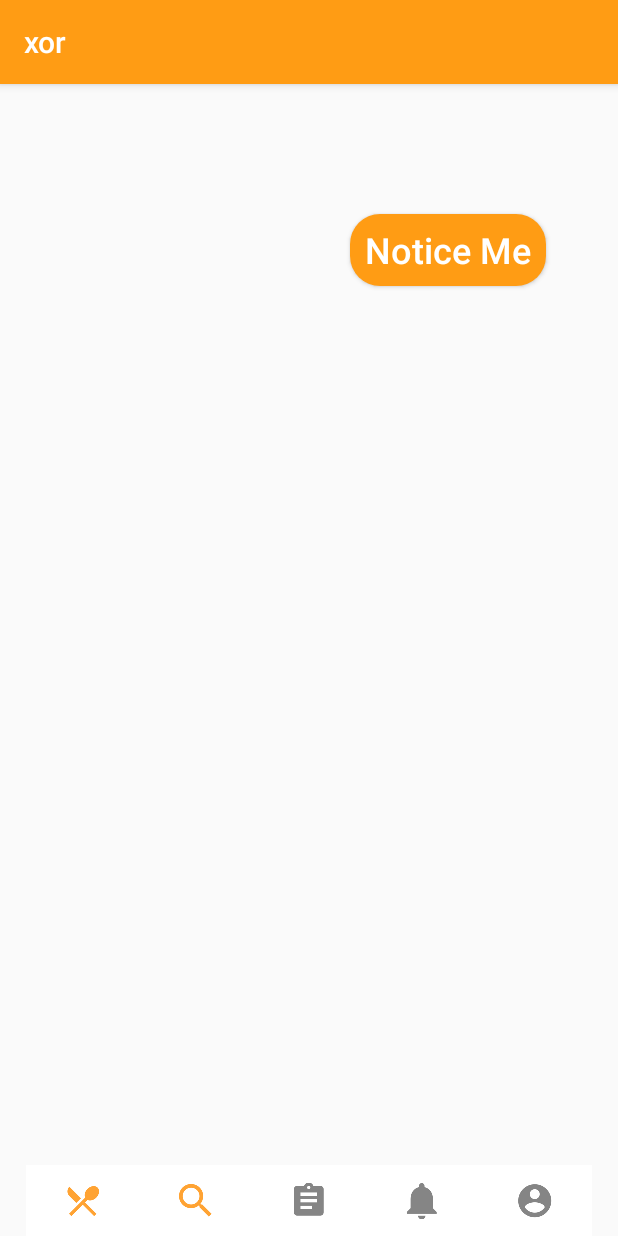
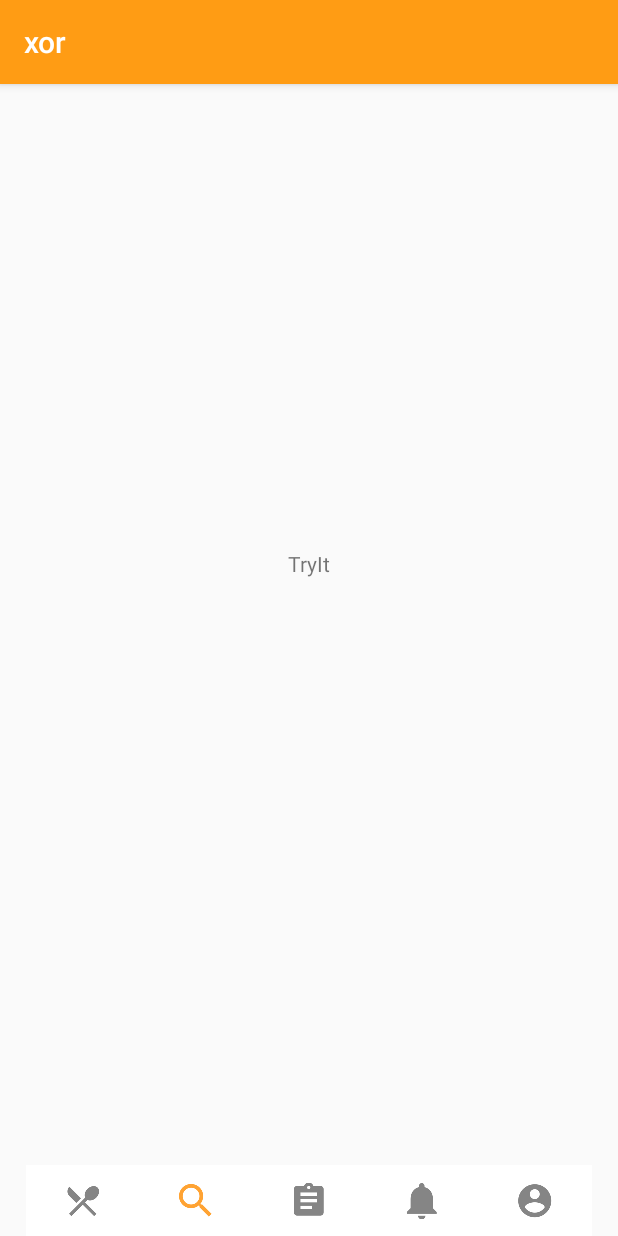
Before and after one commit to ftelnov/flowless, an Android app: the screen it shows after launch (MainActivity), after a tap on an icon or button, on a phone screen of 412 x 824 dp. Run offline under Robolectric (Android 15) with nearby library versions, the phone set to English and light mode, and no system bars; 2 other taps on this screen came first.

Commit message:
Полностью переработана нижняя менюшка, теперь она не тормозит. Использованы динамические фрагменты. Далее в плане: реализовать Map для оптимизации меню.

```diff
--- a/app/build.gradle
+++ b/app/build.gradle
@@ -22,6 +22,7 @@ dependencies {
     implementation fileTree(dir: 'libs', include: ['*.jar'])
     implementation 'com.android.support:appcompat-v7:28.0.0'
     implementation 'com.android.support.constraint:constraint-layout:1.1.3'
+    implementation 'com.android.support:support-v4:28.0.0'
     testImplementation 'junit:junit:4.12'
     androidTestImplementation 'com.android.support.test:runner:1.0.2'
     androidTestImplementation 'com.android.support.test.espresso:espresso-core:3.0.2'
--- a/app/src/main/AndroidManifest.xml
+++ b/app/src/main/AndroidManifest.xml
@@ -18,7 +18,6 @@
                 <category android:name="android.intent.category.LAUNCHER" />
             </intent-filter>
         </activity>
-        <activity android:name=".Search"></activity>
     </application>
 
 </manifest>
--- /dev/null
+++ b/app/src/main/java/com/example/sirius/rs/FoodFragment.java
@@ -0,0 +1,19 @@
+package com.example.sirius.rs;
+
+import android.os.Bundle;
+import android.support.v4.app.Fragment;
+import android.view.LayoutInflater;
+import android.view.View;
+import android.view.ViewGroup;
+import android.widget.Button;
+
+
+public class FoodFragment extends Fragment {
+    public View onCreateView(LayoutInflater inflater, ViewGroup container,
+                             Bundle savedInstanceState) {
+        View view = inflater.inflate(R.layout.fragment_food,
+                container, false);
+        Button but = (Button) view.findViewById(R.id.buttontest);
+        return view;
+    }
+}
--- /dev/null
+++ b/app/src/main/java/com/example/sirius/rs/FoodListFragment.java
@@ -0,0 +1,17 @@
+package com.example.sirius.rs;
+
+
+import android.os.Bundle;
+import android.support.v4.app.Fragment;
+import android.view.LayoutInflater;
+import android.view.View;
+import android.view.ViewGroup;
+
+public class FoodListFragment extends Fragment {
+    @Override
+    public View onCreateView(LayoutInflater inflater, ViewGroup container,
+                             Bundle savedInstanceState) {
+        return inflater.inflate(R.layout.fragment_food_list, container, false);
+    }
+
+}
--- a/app/src/main/java/com/example/sirius/rs/MainActivity.java
+++ b/app/src/main/java/com/example/sirius/rs/MainActivity.java
@@ -1,6 +1,10 @@
 package com.example.sirius.rs;
 
 import android.content.Context;
+import android.content.Intent;
+import android.support.v4.app.Fragment;
+import android.support.v4.app.FragmentManager;
+import android.support.v4.app.FragmentTransaction;
 import android.support.v7.app.AppCompatActivity;
 import android.os.Bundle;
 import android.widget.Button;
@@ -21,73 +25,84 @@ public class MainActivity extends AppCompatActivity {
 
     @Override
     protected void onCreate(Bundle savedInstanceState) {
-        initw();
         setRequestedOrientation(ActivityInfo.SCREEN_ORIENTATION_PORTRAIT);
         super.onCreate(savedInstanceState);
+        //Fragments
+        final FragmentManager fragmentManager = getSupportFragmentManager();
+        final FoodFragment foodFragment = new FoodFragment();
+        final SearchFragment searchFragment = new SearchFragment();
+        final ProfileFragment profileFragment = new ProfileFragment();
+        final FoodListFragment foodlistFragment = new FoodListFragment();
+        final NotificationFragment notificationFragment = new NotificationFragment();
+
         setContentView(R.layout.activity_main);
-        final Button but = (Button) findViewById(R.id.button);
+
+        //Menu
+        final ImageButton food_but = (ImageButton) findViewById(R.id.foodbutton);
         final ImageButton search_but = (ImageButton) findViewById(R.id.searchbutton);
+        final ImageButton profile_but = (ImageButton) findViewById(R.id.profilebutton);
+        final ImageButton notif_but = (ImageButton) findViewById(R.id.notificationbutton);
+        final ImageButton listfood_but = (ImageButton) findViewById(R.id.foodlistbutton);
+
+        //transaction
+        fragmentManager.beginTransaction().replace(R.id.container, foodFragment).commit();
+        food_but.setOnClickListener(new OnClickListener() {
+            @Override
+            public void onClick(View v) {
+                search_but.setImageResource(R.drawable.search_dark);
+                profile_but.setImageResource(R.drawable.profile_dark);
+                notif_but.setImageResource(R.drawable.notif_dark);
+                listfood_but.setImageResource(R.drawable.listfood_dark);
+                food_but.setImageResource(R.drawable.food_light);
+                fragmentManager.beginTransaction().replace(R.id.container, foodFragment).addToBackStack(null).commit();
+            }
+        });
         search_but.setOnClickListener(new OnClickListener() {
             @Override
             public void onClick(View v) {
                 search_but.setImageResource(R.drawable.search_light);
+                profile_but.setImageResource(R.drawable.profile_dark);
+                notif_but.setImageResource(R.drawable.notif_dark);
+                listfood_but.setImageResource(R.drawable.listfood_dark);
+                food_but.setImageResource(R.drawable.food_dark);
+                fragmentManager.beginTransaction().replace(R.id.container, searchFragment).addToBackStack(null).commit();
             }
         });
-        final ImageButton profile_but = (ImageButton) findViewById(R.id.profilebutton);
+
         profile_but.setOnClickListener(new OnClickListener() {
             @Override
             public void onClick(View v) {
+                search_but.setImageResource(R.drawable.search_dark);
                 profile_but.setImageResource(R.drawable.profile_light);
+                notif_but.setImageResource(R.drawable.notif_dark);
+                listfood_but.setImageResource(R.drawable.listfood_dark);
+                food_but.setImageResource(R.drawable.food_dark);
+                fragmentManager.beginTransaction().replace(R.id.container, profileFragment).addToBackStack(null).commit();
             }
         });
-        final ImageButton notif_but = (ImageButton) findViewById(R.id.notificationbutton);
+
         notif_but.setOnClickListener(new OnClickListener() {
             @Override
             public void onClick(View v) {
+                search_but.setImageResource(R.drawable.search_dark);
+                profile_but.setImageResource(R.drawable.profile_dark);
                 notif_but.setImageResource(R.drawable.notif_light);
+                listfood_but.setImageResource(R.drawable.listfood_dark);
+                food_but.setImageResource(R.drawable.food_dark);
+                fragmentManager.beginTransaction().replace(R.id.container, notificationFragment).addToBackStack(null).commit();
             }
         });
-        final ImageButton food_but = (ImageButton) findViewById(R.id.foodbutton);
-        food_but.setOnClickListener(new OnClickListener() {
-            @Override
-            public void onClick(View v) {
-                food_but.setImageResource(R.drawable.food_light);
-            }
-        });
-        final ImageButton listfood_but = (ImageButton) findViewById(R.id.foodlistbutton);
         listfood_but.setOnClickListener(new OnClickListener() {
             @Override
             public void onClick(View v) {
+                search_but.setImageResource(R.drawable.search_dark);
+                profile_but.setImageResource(R.drawable.profile_dark);
+                notif_but.setImageResource(R.drawable.notif_dark);
                 listfood_but.setImageResource(R.drawable.listfood_light);
-            }
-        });
-        but.setOnClickListener(new OnClickListener() {
-            public void onClick(View v) {
-                if (flag) {
-                    try {
-                        mediaPlayer.start();
-                    } catch (IllegalStateException e) {
-                        mediaPlayer.pause();
-                    }
-                    mediaPlayer.start();
-                } else {
-                    try {
-                        mediaPlayer_1.start();
-                    } catch (IllegalStateException e) {
-                        mediaPlayer_1.pause();
-                    }
-                    mediaPlayer_1.start();
-                }
-                flag = !flag;
-                Toast toast = Toast.makeText(getApplicationContext(),
-                        "Oh, senpaaaaaai:3", Toast.LENGTH_SHORT);
-                toast.show();
+                food_but.setImageResource(R.drawable.food_dark);
+                fragmentManager.beginTransaction().replace(R.id.container, foodlistFragment).addToBackStack(null).commit();
             }
         });
     }
 
-    public void initw() {
-        mediaPlayer = (MediaPlayer) MediaPlayer.create(this, R.raw.oh);
-        mediaPlayer_1 = (MediaPlayer) MediaPlayer.create(this, R.raw.yeah);
-    }
 }
--- /dev/null
+++ b/app/src/main/java/com/example/sirius/rs/NotificationFragment.java
@@ -0,0 +1,18 @@
+package com.example.sirius.rs;
+
+
+import android.os.Bundle;
+import android.support.v4.app.Fragment;
+import android.view.LayoutInflater;
+import android.view.View;
+import android.view.ViewGroup;
+
+
+public class NotificationFragment extends Fragment {
+    @Override
+    public View onCreateView(LayoutInflater inflater, ViewGroup container,
+                             Bundle savedInstanceState) {
+        return inflater.inflate(R.layout.fragment_notification, container, false);
+    }
+
+}
--- /dev/null
+++ b/app/src/main/java/com/example/sirius/rs/ProfileFragment.java
@@ -0,0 +1,18 @@
+package com.example.sirius.rs;
+
+
+import android.os.Bundle;
+import android.support.v4.app.Fragment;
+import android.view.LayoutInflater;
+import android.view.View;
+import android.view.ViewGroup;
+
+
+public class ProfileFragment extends Fragment {
+    @Override
+    public View onCreateView(LayoutInflater inflater, ViewGroup container,
+                             Bundle savedInstanceState) {
+        return inflater.inflate(R.layout.fragment_profile, container, false);
+    }
+
+}
--- /dev/null
+++ b/app/src/main/java/com/example/sirius/rs/SearchFragment.java
@@ -0,0 +1,18 @@
+package com.example.sirius.rs;
+
+
+import android.os.Bundle;
+import android.support.v4.app.Fragment;
+import android.view.LayoutInflater;
+import android.view.View;
+import android.view.ViewGroup;
+
+public class SearchFragment extends Fragment {
+    @Override
+    public View onCreateView(LayoutInflater inflater, ViewGroup container,
+                             Bundle savedInstanceState) {
+        // Inflate the layout for this fragment
+        return inflater.inflate(R.layout.fragment_search, container, false);
+    }
+
+}
--- a/app/src/main/res/layout/activity_main.xml
+++ b/app/src/main/res/layout/activity_main.xml
@@ -7,27 +7,9 @@
     tools:context=".MainActivity"
     tools:layout_editor_absoluteY="81dp">
 
-    <Button
-        android:id="@+id/button"
-        style="@style/ButtonMain"
-        android:layout_width="wrap_content"
-        android:layout_height="wrap_content"
-        android:layout_marginStart="40dp"
-        android:layout_marginEnd="37dp"
-        android:paddingLeft="10dp"
-        android:paddingRight="10dp"
-        android:text="Notice Me"
-        android:textAppearance="@style/TextAppearance.AppCompat.Button"
-        android:textColor="@color/white"
-        android:textSize="24sp"
-        app:layout_constraintBottom_toBottomOf="parent"
-        app:layout_constraintEnd_toEndOf="parent"
-        app:layout_constraintHorizontal_bias="0.949"
-        app:layout_constraintStart_toStartOf="parent"
-        app:layout_constraintTop_toTopOf="parent"
-        app:layout_constraintVertical_bias="0.12" />
 
     <LinearLayout
+        android:id="@+id/linearLayout"
         android:layout_width="377dp"
         android:layout_height="47dp"
         android:background="@android:color/background_light"
@@ -42,7 +24,7 @@
             android:layout_height="match_parent"
             android:layout_weight="1"
             android:background="@color/white"
-            app:srcCompat="@drawable/food_dark" />
+            app:srcCompat="@drawable/food_light" />
 
         <ImageButton
             android:id="@+id/searchbutton"
@@ -79,4 +61,20 @@
 
     </LinearLayout>
 
+    <android.support.constraint.ConstraintLayout
+        android:layout_width="381dp"
+        android:layout_height="465dp"
+        android:layout_marginStart="8dp"
+        android:layout_marginTop="8dp"
+        android:layout_marginEnd="8dp"
+        android:layout_marginBottom="8dp"
+        android:id="@+id/container"
+        app:layout_constraintBottom_toTopOf="@+id/linearLayout"
+        app:layout_constraintEnd_toEndOf="parent"
+        app:layout_constraintStart_toStartOf="parent"
+        app:layout_constraintTop_toTopOf="parent">
+
+    </android.support.constraint.ConstraintLayout>
+
+
 </android.support.constraint.ConstraintLayout>
--- /dev/null
+++ b/app/src/main/res/layout/fragment_search.xml
@@ -0,0 +1,21 @@
+<?xml version="1.0" encoding="utf-8"?>
+<android.support.constraint.ConstraintLayout xmlns:android="http://schemas.android.com/apk/res/android"
+    xmlns:app="http://schemas.android.com/apk/res-auto"
+    xmlns:tools="http://schemas.android.com/tools"
+    android:id="@+id/frameLayout5"
+    android:layout_width="match_parent"
+    android:layout_height="match_parent"
+    tools:context=".SearchFragment">
+
+    <TextView
+        android:id="@+id/textView4"
+        android:layout_width="281dp"
+        android:layout_height="101dp"
+        android:text="TryIt"
+        android:textAlignment="center"
+        app:layout_constraintBottom_toBottomOf="parent"
+        app:layout_constraintEnd_toEndOf="parent"
+        app:layout_constraintStart_toStartOf="parent"
+        app:layout_constraintTop_toTopOf="parent" />
+
+</android.support.constraint.ConstraintLayout>
--- a/app/src/main/res/values/colors.xml
+++ b/app/src/main/res/values/colors.xml
@@ -1,7 +1,7 @@
 <?xml version="1.0" encoding="utf-8"?>
 <resources>
     <color name="colorPrimary">#ff9c14</color>
-    <color name="colorPrimaryDark">#e0e92d</color>
+    <color name="colorPrimaryDark">#e59001</color>
     <color name="colorAccent">#e59001</color>
     <color name="white">#FFFFFF</color>
     <color name="menu">#aaadb2</color>
--- a/app/src/main/res/values/strings.xml
+++ b/app/src/main/res/values/strings.xml
@@ -1,3 +1,5 @@
 <resources>
     <string name="app_name">xor</string>
+
+    <string name="hello_blank_fragment">Hello blank fragment</string>
 </resources>
--- a/app/src/main/res/values/styles.xml
+++ b/app/src/main/res/values/styles.xml
@@ -5,7 +5,7 @@
         <!-- Customize your theme here. -->
         <item name="colorPrimary">@color/colorPrimary</item>
         <item name="colorPrimaryDark">@color/colorPrimaryDark</item>
-        <item name="colorAccent">@color/colorAccent</item>
+        <item name="colorAccent">@color/colorPrimaryDark</item>
     </style>
 
     <style name="ButtonMain">
```
Also changed, not shown: app/src/main/java/com/example/sirius/rs/Search.java (deleted, +0 -13 lines), app/src/main/res/layout/activity_search.xml (deleted, +0 -9 lines), app/src/main/res/layout/fragment_food.xml (added, +30 -0 lines), app/src/main/res/layout/fragment_food_list.xml (added, +22 -0 lines), app/src/main/res/layout/fragment_notification.xml (added, +25 -0 lines), app/src/main/res/layout/fragment_profile.xml (added, +21 -0 lines).
